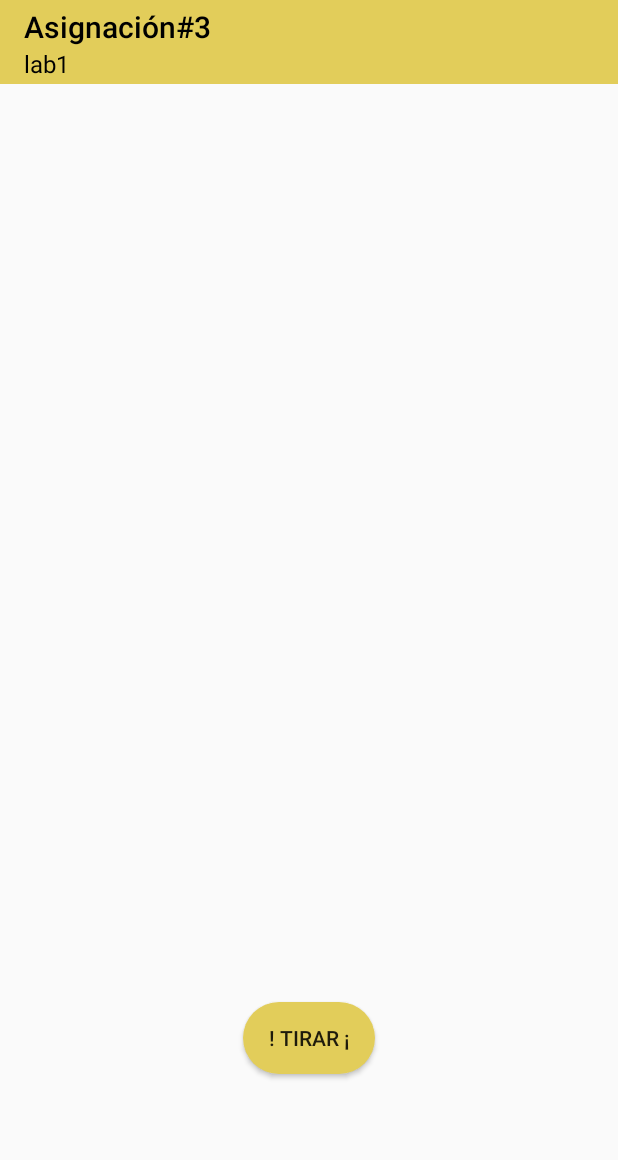
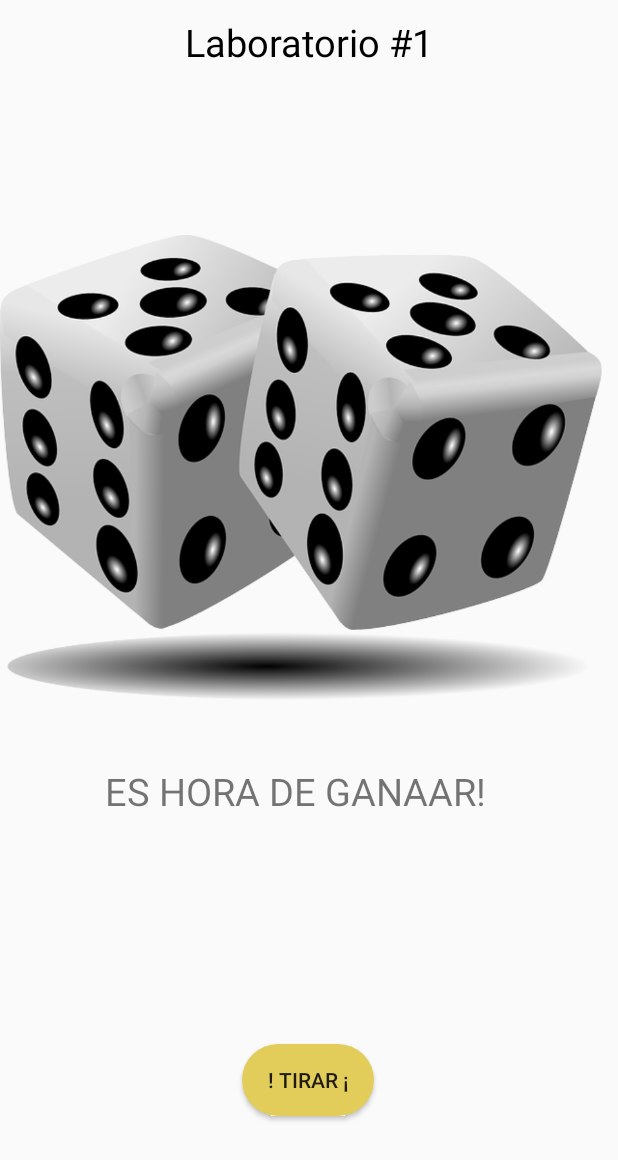
Before and after one commit to LuisGPT12/Lab1_SoftwareVI, an Android app built with Jetpack Compose: the screen it shows after launch (MainActivity), on a phone screen of 412 x 824 dp. Shown: the top 1160 px of the screen. Run offline under Robolectric (Android 15) with nearby library versions, the phone set to English and light mode, and no system bars.

Commit message:
commit-layout

```diff
--- a/app/src/main/java/com/example/lab1_softwarevi/MainActivity.kt
+++ b/app/src/main/java/com/example/lab1_softwarevi/MainActivity.kt
@@ -1,6 +1,8 @@
 package com.example.lab1_softwarevi
 import android.os.Bundle
+import android.view.View
 import android.widget.Button
+import android.widget.TextView
 import androidx.appcompat.app.AppCompatActivity
 import androidx.appcompat.widget.Toolbar
 
@@ -14,15 +16,14 @@ class MainActivity : AppCompatActivity() {
   override fun onCreate(savedInstanceState: Bundle?) {
       super.onCreate(savedInstanceState)
       setContentView(R.layout.main_activity)
-
       val toolbar = findViewById<Toolbar>(R.id.toolbar)
+      val text = findViewById<TextView>(R.id.textView)
       setSupportActionBar(toolbar)
-
       val button = findViewById<Button>(R.id.button)
       button.setOnClickListener {
+          text.visibility= View.GONE
           supportFragmentManager.beginTransaction().apply {
               replace(R.id.fragment_container, Fragment_1())
-              addToBackStack(null)
               commit()
           }
       }
--- a/app/src/main/res/layout/fragment_1.xml
+++ b/app/src/main/res/layout/fragment_1.xml
@@ -1,5 +1,6 @@
 <?xml version="1.0" encoding="utf-8"?>
 <FrameLayout xmlns:android="http://schemas.android.com/apk/res/android"
+    xmlns:app="http://schemas.android.com/apk/res-auto"
     android:id="@+id/fragment_1"
     android:layout_width="match_parent"
     android:layout_height="match_parent">
@@ -9,5 +10,7 @@
         android:id="@+id/dadoVideo"
         android:layout_width="match_parent"
         android:layout_height="match_parent"
-        android:layout_gravity="center" />
+        android:layout_gravity="center"
+        android:visibility="visible" />
+
 </FrameLayout>
--- a/app/src/main/res/layout/main_activity.xml
+++ b/app/src/main/res/layout/main_activity.xml
@@ -11,36 +11,64 @@
         android:id="@+id/toolbar"
         android:layout_width="match_parent"
         android:layout_height="wrap_content"
-        android:background="#E2CD5A"
+        android:background="#00FFFFFF"
         android:minHeight="?attr/actionBarSize"
         android:theme="?attr/actionBarTheme"
+        app:title=" "
         app:layout_constraintEnd_toEndOf="parent"
         app:layout_constraintStart_toStartOf="parent"
-        app:layout_constraintTop_toTopOf="parent"
-        app:subtitle="lab1"
-        app:subtitleTextColor="@color/black"
-        app:title="Asignación#3"
-        app:titleTextColor="#000000" />
+        app:layout_constraintTop_toTopOf="parent" />
 
     <Button
         android:id="@+id/button"
         android:layout_width="wrap_content"
         android:layout_height="wrap_content"
-        android:layout_marginBottom="108dp"
+        android:layout_marginBottom="80dp"
         android:background="@drawable/round_button"
         android:text="! Tirar ¡"
         app:layout_constraintBottom_toBottomOf="parent"
         app:layout_constraintEnd_toEndOf="parent"
+        app:layout_constraintHorizontal_bias="0.498"
         app:layout_constraintStart_toStartOf="parent" />
 
     <FrameLayout
         android:id="@+id/fragment_container"
         android:layout_width="match_parent"
         android:layout_height="503dp"
+        android:layout_marginTop="4dp"
         app:layout_constraintEnd_toEndOf="parent"
+        app:layout_constraintHorizontal_bias="0.0"
         app:layout_constraintStart_toStartOf="parent"
         app:layout_constraintTop_toBottomOf="@+id/toolbar">
 
+        <ImageView
+            android:id="@+id/imageView"
+            android:layout_width="wrap_content"
+            android:layout_height="match_parent"
+            app:srcCompat="@drawable/portadadado" />
+
+        <TextView
+            android:id="@+id/textView"
+            android:layout_width="wrap_content"
+            android:layout_height="wrap_content"
+            android:layout_marginTop="450dp"
+            android:layout_marginLeft="70dp"
+            android:layout_marginRight="70dp"
+            android:text="ES HORA DE GANAAR!"
+            android:textSize="25dp" />
+
     </FrameLayout>
 
+    <TextView
+        android:id="@+id/textView2"
+        android:layout_width="wrap_content"
+        android:layout_height="wrap_content"
+        android:text="Laboratorio #1"
+        android:textColor="@color/black"
+        android:textSize="25dp"
+        app:layout_constraintBottom_toBottomOf="@+id/toolbar"
+        app:layout_constraintEnd_toEndOf="parent"
+        app:layout_constraintStart_toStartOf="@+id/toolbar"
+        app:layout_constraintTop_toTopOf="parent" />
+
 </androidx.constraintlayout.widget.ConstraintLayout>
```
Also changed, not shown: app/src/main/res/drawable/portadadado.png (added).
